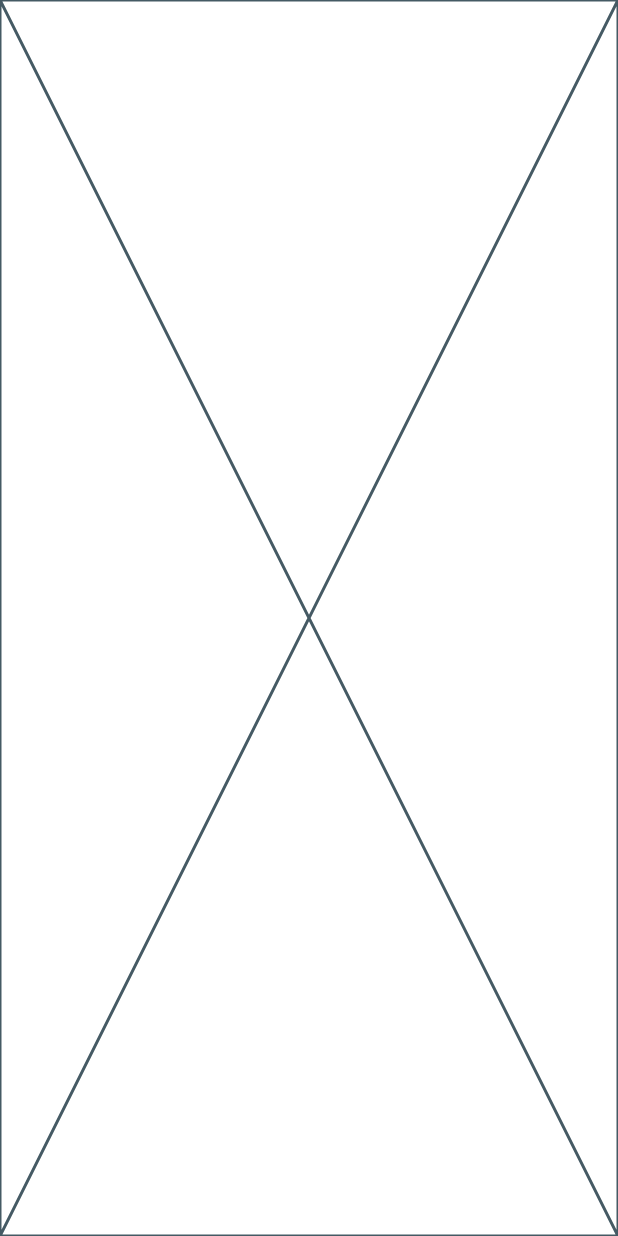
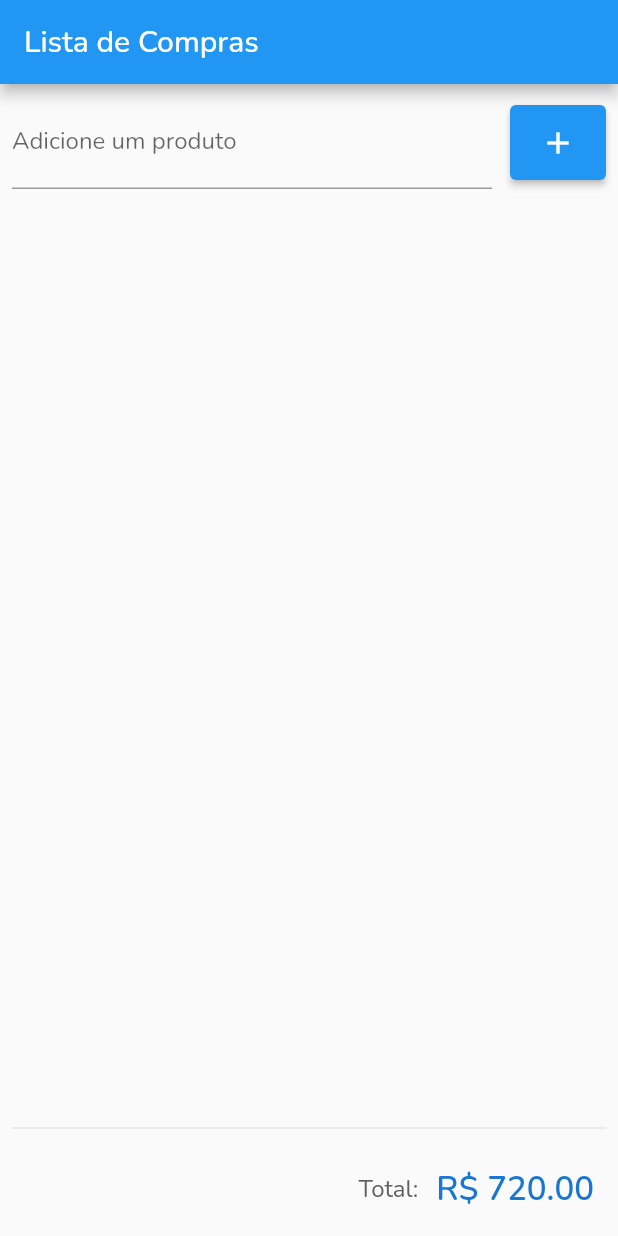
Before and after one commit to jcntck/grocery_list, a Flutter app: the screen it shows after launch, on a phone screen of 412 x 824 dp. Run offline on Flutter 3.47's test engine with Material 2 defaults, Android fonts, the phone set to English and light mode, and no system bars; our stand-ins replace google_fonts.

Commit message:
feat: finished base layout

```diff
--- /dev/null
+++ b/lib/entities/item.dart
@@ -0,0 +1,18 @@
+class Item {
+  late final String name;
+  late final double quantity;
+  late final double price;
+
+  Item({required this.name})
+      : quantity = 0,
+        price = 0;
+
+  Item.fromJson(Map<String, dynamic> json)
+      : name = json['name'],
+        quantity = json['quantity'],
+        price = json['price'];
+
+  Map<String, dynamic> toMap() {
+    return {'name': name, 'quantity': quantity, 'price': price};
+  }
+}
--- a/lib/main.dart
+++ b/lib/main.dart
@@ -1,4 +1,5 @@
 import 'package:flutter/material.dart';
+import 'package:google_fonts/google_fonts.dart';
 
 import 'pages/grocery_list_page.dart';
 
@@ -11,8 +12,17 @@ class App extends StatelessWidget {
 
   @override
   Widget build(BuildContext context) {
-    return const MaterialApp(
-      home: GroceryListPage(),
+    return MaterialApp(
+      debugShowCheckedModeBanner: false,
+      theme: _buildTheme(),
+      home: const GroceryListPage(),
+    );
+  }
+
+  ThemeData _buildTheme() {
+    var baseTheme = ThemeData();
+    return baseTheme.copyWith(
+      textTheme: GoogleFonts.nunitoTextTheme(baseTheme.textTheme),
     );
   }
 }
--- a/lib/pages/grocery_list_page.dart
+++ b/lib/pages/grocery_list_page.dart
@@ -1,4 +1,6 @@
 import 'package:flutter/material.dart';
+import 'package:lista_compras/entities/item.dart';
+import 'package:lista_compras/widgets/grocery_item.dart';
 
 class GroceryListPage extends StatefulWidget {
   const GroceryListPage({Key? key}) : super(key: key);
@@ -8,8 +10,88 @@ class GroceryListPage extends StatefulWidget {
 }
 
 class _GroceryListPageState extends State<GroceryListPage> {
+  List<Item> _groceryList = [];
+  final TextEditingController _productNameController = TextEditingController();
+  final FocusNode _productNameFocusNode = FocusNode();
+
   @override
   Widget build(BuildContext context) {
-    return const Placeholder();
+    return SafeArea(
+      child: Scaffold(
+        appBar: AppBar(
+          title: const Text("Lista de Compras"),
+        ),
+        body: Container(
+          padding: const EdgeInsets.all(8),
+          child: Column(
+            mainAxisSize: MainAxisSize.max,
+            children: [
+              Row(
+                children: [
+                  Expanded(
+                    child: TextField(
+                      decoration: const InputDecoration(
+                        labelText: 'Adicione um produto',
+                      ),
+                      controller: _productNameController,
+                      onSubmitted: (value) => _addItemToList(),
+                      focusNode: _productNameFocusNode,
+                    ),
+                  ),
+                  const SizedBox(
+                    width: 12,
+                  ),
+                  ElevatedButton(
+                    onPressed: () => _addItemToList(),
+                    child: const Icon(Icons.add),
+                    style: ElevatedButton.styleFrom(fixedSize: Size(20, 50)),
+                  )
+                ],
+              ),
+              const SizedBox(height: 16),
+              Flexible(
+                fit: FlexFit.tight,
+                child: ListView.builder(
+                  shrinkWrap: true,
+                  itemCount: _groceryList.length,
+                  itemBuilder: (context, index) => GroceryItem(item: _groceryList[index]),
+                ),
+              ),
+              const Divider(),
+              SizedBox(height: 10),
+              Padding(
+                padding: const EdgeInsets.all(8.0),
+                child: Row(
+                  mainAxisAlignment: MainAxisAlignment.end,
+                  children: [
+                    Text(
+                      'Total: ',
+                      style: TextStyle(fontSize: 16, color: Colors.grey[700]),
+                    ),
+                    SizedBox(width: 8),
+                    Text(
+                      'R\$ 720.00',
+                      style: TextStyle(fontSize: 22, color: Colors.blue[700], fontWeight: FontWeight.w600),
+                    ),
+                  ],
+                ),
+              )
+            ],
+          ),
+        ),
+      ),
+    );
+  }
+
+  void _addItemToList() {
+    final itemName = _productNameController.text;
+    if (itemName.isNotEmpty) {
+      setState(() {
+        _groceryList
+            .add(Item(name: itemName));
+      });
+    }
+    _productNameController.clear();
+    _productNameFocusNode.unfocus();
   }
 }
--- a/pubspec.yaml
+++ b/pubspec.yaml
@@ -39,6 +39,7 @@ dependencies:
   intl:
   flutter_slidable: ^2.0.0
   shared_preferences: ^2.0.17
+  google_fonts: ^4.0.3
 
 dev_dependencies:
   flutter_test:
```
Also changed, not shown: lib/pages/grocery_item_page.dart (added, +87 -0 lines), lib/widgets/grocery_item.dart (added, +72 -0 lines), pubspec.lock.
